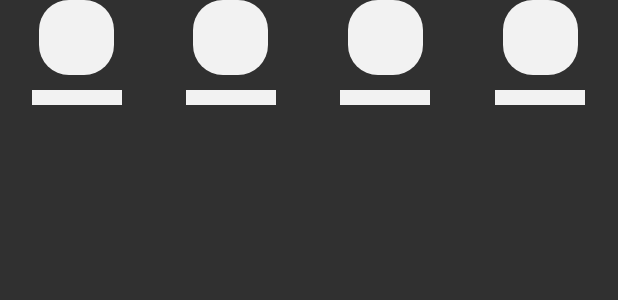
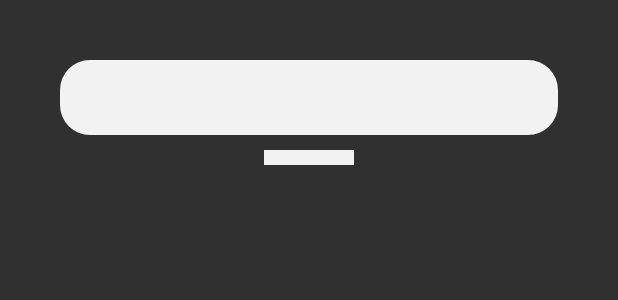
Before and after one commit to cyenite/Ewaste-Mobile, an Android app: the layout shimercategory.xml on its own in the app's theme, with its tools: preview values and no code run, on a phone screen of 412 x 824 dp. Shown: the top 300 px of the screen. Run offline under Robolectric (Android 15) with nearby library versions, the phone set to English and light mode, and no system bars.

```diff
--- a/app/src/main/AndroidManifest.xml
+++ b/app/src/main/AndroidManifest.xml
@@ -21,7 +21,7 @@
     <application
         android:name="com.ewaste.collection.constants.BaseApp"
         android:allowBackup="true"
-        android:icon="@mipmap/ic_launcher"
+        android:icon="@drawable/logo"
         android:label="@string/app_name"
         android:largeHeap="true"
         android:networkSecurityConfig="@xml/network_security_config"
--- a/app/src/main/java/com/ewaste/collection/item/FiturItem.java
+++ b/app/src/main/java/com/ewaste/collection/item/FiturItem.java
@@ -73,7 +73,7 @@ public class FiturItem extends RecyclerView.Adapter<FiturItem.ItemRowHolder> {
 
                 }
             });
-        } else if (singleItem.getIdFitur() == 5) {
+        } /*else if (singleItem.getIdFitur() == 5) {
             holder.background.setOnClickListener(new View.OnClickListener() {
                 @Override
                 public void onClick(View v) {
@@ -108,7 +108,7 @@ public class FiturItem extends RecyclerView.Adapter<FiturItem.ItemRowHolder> {
 
                 }
             });
-        }
+        }*/
     }
 
     @Override
--- a/app/src/main/res/layout/activity_splash.xml
+++ b/app/src/main/res/layout/activity_splash.xml
@@ -48,7 +48,7 @@
                 android:id="@+id/tagline"
                 android:layout_width="wrap_content"
                 android:layout_height="wrap_content"
-                android:text="a ride for every needs"
+                android:text="disposal service"
                 android:textColor="@color/black"
                 android:textSize="15dp" />
         </LinearLayout>
--- a/app/src/main/res/layout/shimercategory.xml
+++ b/app/src/main/res/layout/shimercategory.xml
@@ -9,7 +9,8 @@
         android:id="@+id/rlayout"
         android:layout_width="0dp"
         android:layout_height="wrap_content"
-        android:layout_weight="1">
+        android:layout_weight="1"
+        android:padding="40dp">
 
         <View
             android:layout_width="60dp"
@@ -21,76 +22,7 @@
 
         <ImageView
             android:id="@+id/background"
-            android:layout_width="50dp"
-            android:layout_height="50dp"
-            android:layout_centerHorizontal="true"
-            android:background="@drawable/button_round_2"
-            android:backgroundTint="@color/backgroundgray" />
-
-    </RelativeLayout>
-
-    <RelativeLayout
-        android:layout_width="0dp"
-        android:layout_height="wrap_content"
-        android:layout_weight="1">
-
-        <View
-            android:layout_width="60dp"
-            android:layout_height="10dp"
-            android:layout_below="@+id/background1"
-            android:layout_centerHorizontal="true"
-            android:layout_marginTop="10dp"
-            android:background="@color/backgroundgray" />
-
-        <ImageView
-            android:id="@+id/background1"
-            android:layout_width="50dp"
-            android:layout_height="50dp"
-            android:layout_centerHorizontal="true"
-            android:background="@drawable/button_round_2"
-            android:backgroundTint="@color/backgroundgray" />
-
-    </RelativeLayout>
-
-    <RelativeLayout
-        android:layout_width="0dp"
-        android:layout_height="wrap_content"
-        android:layout_weight="1">
-
-        <View
-            android:layout_width="60dp"
-            android:layout_height="10dp"
-            android:layout_below="@+id/background2"
-            android:layout_centerHorizontal="true"
-            android:layout_marginTop="10dp"
-            android:background="@color/backgroundgray" />
-
-        <ImageView
-            android:id="@+id/background2"
-            android:layout_width="50dp"
-            android:layout_height="50dp"
-            android:layout_centerHorizontal="true"
-            android:background="@drawable/button_round_2"
-            android:backgroundTint="@color/backgroundgray" />
-
-    </RelativeLayout>
-
-    <RelativeLayout
-        android:layout_width="0dp"
-        android:layout_height="wrap_content"
-        android:layout_weight="1">
-
-        <View
-            android:layout_width="60dp"
-            android:layout_height="10dp"
-            android:layout_below="@+id/background3"
-            android:layout_centerHorizontal="true"
-            android:layout_marginTop="10dp"
-            android:background="@color/backgroundgray" />
-
-        <ImageView
-            android:id="@+id/background3"
-            android:layout_width="50dp"
+            android:layout_width="match_parent"
             android:layout_height="50dp"
             android:layout_centerHorizontal="true"
             android:background="@drawable/button_round_2"
```
Also changed, not shown: app/src/main/res/drawable-hdpi/logo.png, app/src/main/res/drawable-mdpi/logo.png, app/src/main/res/drawable-xhdpi/logo.png, app/src/main/res/drawable-xxhdpi/logo.png, app/src/main/res/drawable-xxxhdpi/logo.png.
